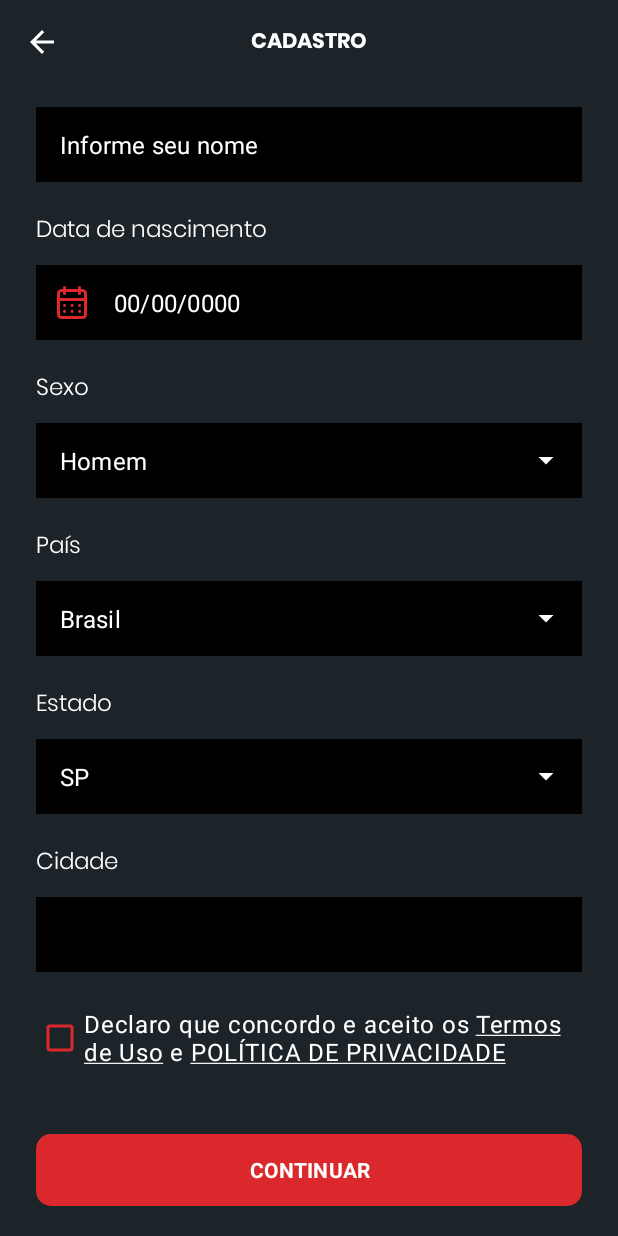
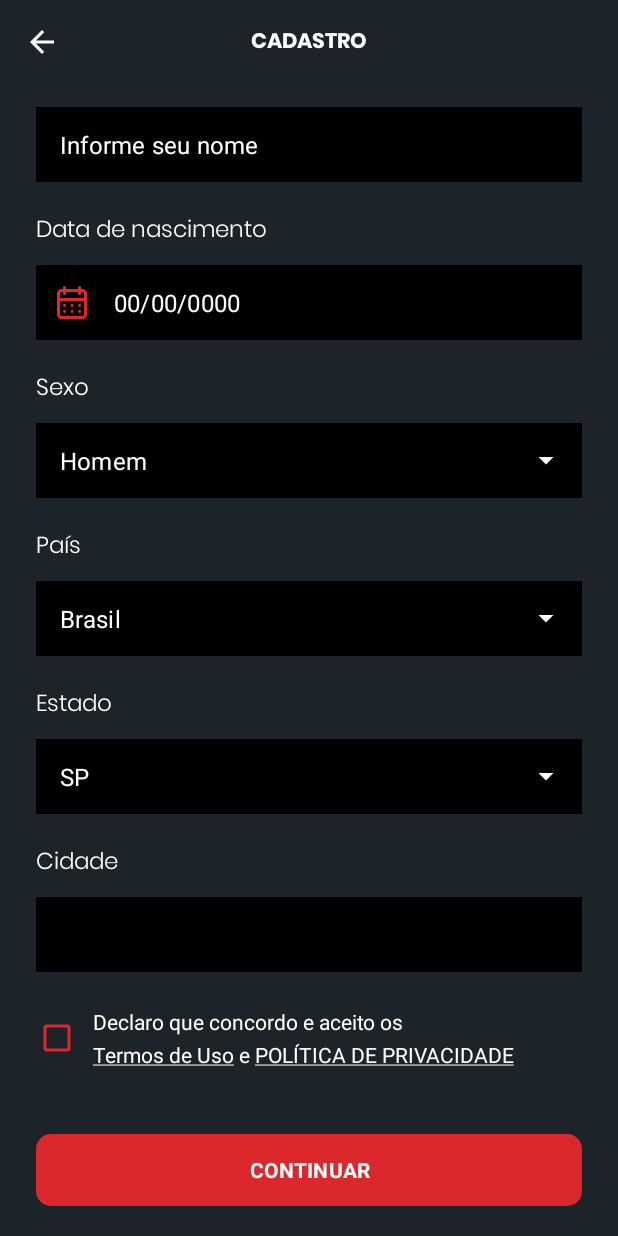
Before and after one commit to crosoften/poker-android, an Android app: the RegisterProfileFragment screen opened through its navigation route, scrolled down 293 dp, on a phone screen of 412 x 824 dp. Run offline under Robolectric (Android 15) with nearby library versions, the phone set to English and light mode, and no system bars; our stand-ins replace data binding; pictures from the network do not load.

Commit message:
Corrigindo erro de click no checkBox

```diff
--- a/app/src/main/java/com/draccoapp/poker/ui/fragments/register/RegisterProfileFragment.kt
+++ b/app/src/main/java/com/draccoapp/poker/ui/fragments/register/RegisterProfileFragment.kt
@@ -112,49 +112,22 @@ class RegisterProfileFragment : Fragment() {
         }
     }
 
-
     private fun setupUI() {
-        val termsOfUse = getString(R.string.termos_de_uso)
-        val politicOfPrivacy = getString(R.string.pol_tica_de_privacidade)
-        val text = buildString {
-            append(getString(R.string.declaro_que_concordo_e_aceito_os))
-            append(termsOfUse)
-            append(getString(R.string.e))
-            append(politicOfPrivacy)
-        }
-
-        val spannableStringBuilder = SpannableStringBuilder(text)
-
-        val clickableSpanTerms = object : ClickableSpan() {
-            override fun onClick(widget: View) {
+        binding.txtTermosDeUso.setOnClickListener {
             findNavController()
                 .navigate(
                     RegisterProfileFragmentDirections
                         .actionRegisterProfileFragmentToTermsUseFragment2()
                 )
         }
-        }
 
-        val clickableSpanPolitic = object : ClickableSpan() {
-            override fun onClick(widget: View) {
+        binding.txtPolDePrivacidade.setOnClickListener {
             findNavController()
                 .navigate(
                     RegisterProfileFragmentDirections
                         .actionRegisterProfileFragmentToPoliticPrivacyFragment2()
                 )
         }
-        }
-
-        val startTerms = text.indexOf(termsOfUse)
-        val endTerms = startTerms + termsOfUse.length
-
-        val startPolitic = text.indexOf(politicOfPrivacy)
-        val endPolitic = startPolitic + politicOfPrivacy.length
-
-        spannableStringBuilder.setSpan(clickableSpanTerms, startTerms, endTerms, 0)
-        spannableStringBuilder.setSpan(clickableSpanPolitic, startPolitic, endPolitic, 0)
-
-        binding.checkBox.text = spannableStringBuilder
         binding.checkBox.movementMethod = LinkMovementMethod.getInstance()
 
 
--- a/app/src/main/res/layout/fragment_register_profile.xml
+++ b/app/src/main/res/layout/fragment_register_profile.xml
@@ -252,11 +252,11 @@
                         android:id="@+id/edit_gender"
                         android:layout_width="match_parent"
                         android:layout_height="50dp"
-                        android:padding="0dp"
                         android:background="@color/black"
                         android:focusableInTouchMode="false"
                         android:imeOptions="actionNext"
                         android:inputType="none"
+                        android:padding="0dp"
                         android:text="@string/homem"
                         android:textAlignment="viewStart"
                         android:textColor="@color/white"
@@ -296,12 +296,12 @@
                         android:id="@+id/edit_country"
                         android:layout_width="match_parent"
                         android:layout_height="50dp"
-                        android:padding="0dp"
+                        android:background="@color/black"
 
-                        android:background="@color/black"
                         android:focusableInTouchMode="false"
                         android:imeOptions="actionNext"
                         android:inputType="none"
+                        android:padding="0dp"
                         android:text="@string/brasil"
                         android:textAlignment="viewStart"
                         android:textColor="@color/white"
@@ -398,17 +398,63 @@
                 <CheckBox
                     android:id="@+id/checkBox"
                     style="@style/Widget.Material3.CheckedTextView"
-                    android:layout_width="0dp"
+                    android:layout_width="wrap_content"
                     android:layout_height="wrap_content"
-                    android:layout_marginStart="24dp"
+                    android:layout_marginStart="14dp"
                     android:layout_marginTop="20dp"
-                    android:layout_marginEnd="24dp"
                     android:buttonTint="@color/primary"
                     android:textColor="@color/white"
                     android:textColorLink="@color/white"
-                    app:layout_constraintEnd_toEndOf="parent"
                     app:layout_constraintStart_toStartOf="parent"
                     app:layout_constraintTop_toBottomOf="@+id/input_city" />
+
+                <LinearLayout
+                    android:layout_width="wrap_content"
+                    android:layout_height="wrap_content"
+                    android:orientation="vertical"
+                    android:gravity="start|center_vertical"
+                    app:layout_constraintBottom_toBottomOf="@+id/checkBox"
+                    app:layout_constraintStart_toEndOf="@+id/checkBox"
+                    app:layout_constraintTop_toTopOf="@+id/checkBox">
+
+                    <TextView
+                        android:layout_width="wrap_content"
+                        android:layout_height="22dp"
+                        android:layout_margin="0dp"
+                        android:padding="0dp"
+                        android:text="@string/declaro_que_concordo_e_aceito_os"
+                        android:textColor="@color/white" />
+
+                    <LinearLayout
+                        android:layout_width="wrap_content"
+                        android:layout_height="wrap_content"
+                        android:orientation="horizontal">
+
+                        <TextView
+                            android:id="@+id/txt_termosDeUso"
+                            android:layout_width="wrap_content"
+                            android:layout_height="wrap_content"
+                            android:text="@string/termos_de_uso"
+                            android:textColor="@color/white" />
+
+                        <TextView
+                            android:layout_width="wrap_content"
+                            android:layout_height="wrap_content"
+                            android:text=" e "
+                            android:textColor="@color/white" />
+
+                        <TextView
+                            android:id="@+id/txt_polDePrivacidade"
+                            android:layout_width="wrap_content"
+                            android:layout_height="wrap_content"
+                            android:text="@string/pol_tica_de_privacidade"
+                            android:textColor="@color/white" />
+
+                    </LinearLayout>
+
+
+                </LinearLayout>
+
 
                 <com.google.android.material.button.MaterialButton
                     android:id="@+id/button_enter"
--- a/app/src/main/res/values/strings.xml
+++ b/app/src/main/res/values/strings.xml
@@ -45,14 +45,14 @@
     <string name="sobre">SOBRE</string>
     <string name="dicas_de_seguran_a">Dicas de segurança</string>
     <string name="contato">CONTATO</string>
-    <string name="pol_tica_de_privacidade">POLÍTICA DE PRIVACIDADE</string>
+    <string name="pol_tica_de_privacidade"><u>POLÍTICA DE PRIVACIDADE</u></string>
     <string name="diamante">Diamante</string>
     <string name="current_contract_info">Current contract Info</string>
     <string name="overall_info">Overall info</string>
     <string name="overall_profit">Overall profit</string>
     <string name="overall_ranking">Overall ranking</string>
     <string name="central_de_ajuda">Central de ajuda</string>
-    <string name="termos_de_uso">Termos de Uso</string>
+    <string name="termos_de_uso"><u>Termos de Uso</u></string>
     <string name="sair">Sair</string>
     <string name="cadastro">CADASTRO</string>
     <string name="confirma_o_via_e_mail">Confirmação via e-mail</string>
@@ -62,7 +62,7 @@
     <string name="seu_cadastro_foi_finalizado_com_sucesso">Seu cadastro foi finalizado com sucesso</string>
     <string name="aguarde_a_confirma_o_da_nossa_equipe">Aguarde a confirmação da nossa equipe</string>
     <string name="senha">Senha</string>
-    <string name="declaro_que_concordo_e_aceito_os">"Declaro que concordo e aceito os "</string>
+    <string name="declaro_que_concordo_e_aceito_os">"Declaro que concordo e aceito os \n"</string>
     <string name="e">" e "</string>
     <string name="coloque_suas_informa_es_para_que_possamos_realizar_seu_cadastro">Coloque suas informações para que possamos realizar seu cadastro</string>
     <string name="sua_foto">sua foto</string>
```
Also changed, not shown: 1 other file. Lines whose indentation alone changed are shown as unchanged.
